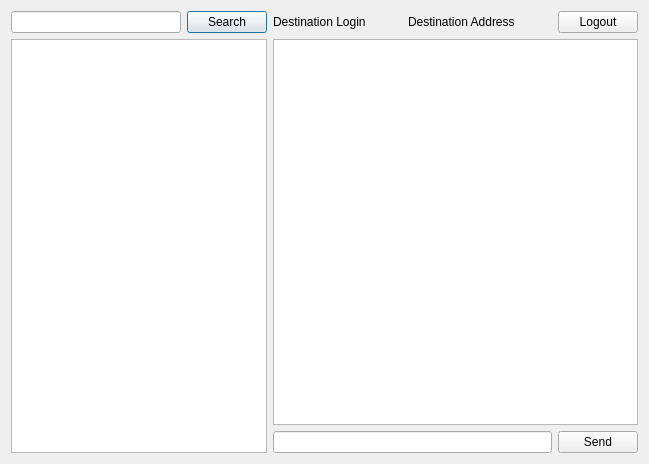
First picture: the form in lib/src/chatpage.ui, repository c5xheavy/p2p_messenger, before the edit.
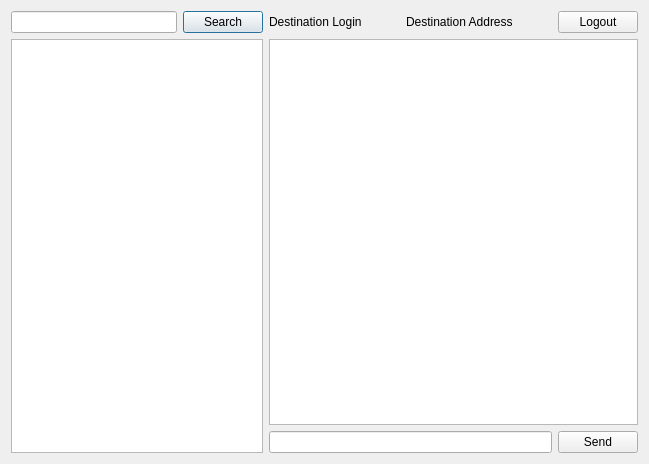
Second picture: the form after the edit.

What changed in the file:
```diff
--- a/lib/src/chatpage.ui
+++ b/lib/src/chatpage.ui
@@ -10,6 +10,12 @@
     <height>464</height>
    </rect>
   </property>
+  <property name="sizePolicy">
+   <sizepolicy hsizetype="MinimumExpanding" vsizetype="Preferred">
+    <horstretch>0</horstretch>
+    <verstretch>0</verstretch>
+   </sizepolicy>
+  </property>
   <property name="windowTitle">
    <string>Dialog</string>
   </property>
@@ -46,7 +52,7 @@
      <item>
       <widget class="QListWidget" name="contactsListWidget">
        <property name="sizePolicy">
-        <sizepolicy hsizetype="Fixed" vsizetype="Expanding">
+        <sizepolicy hsizetype="Expanding" vsizetype="Expanding">
          <horstretch>0</horstretch>
          <verstretch>0</verstretch>
         </sizepolicy>
```
